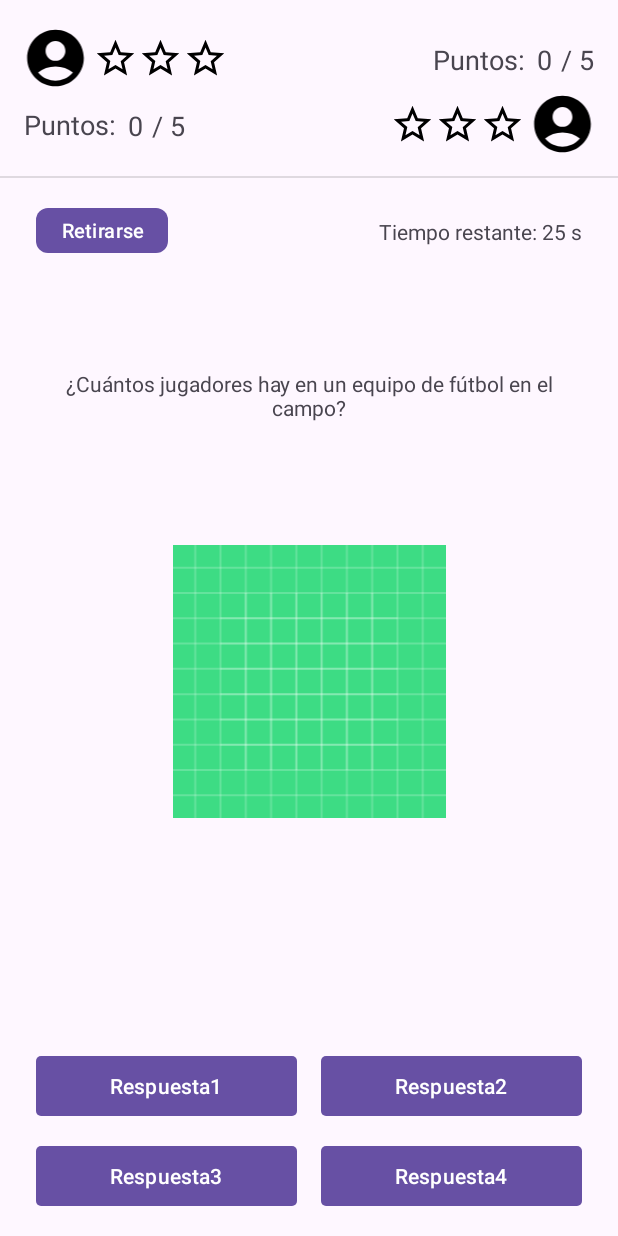
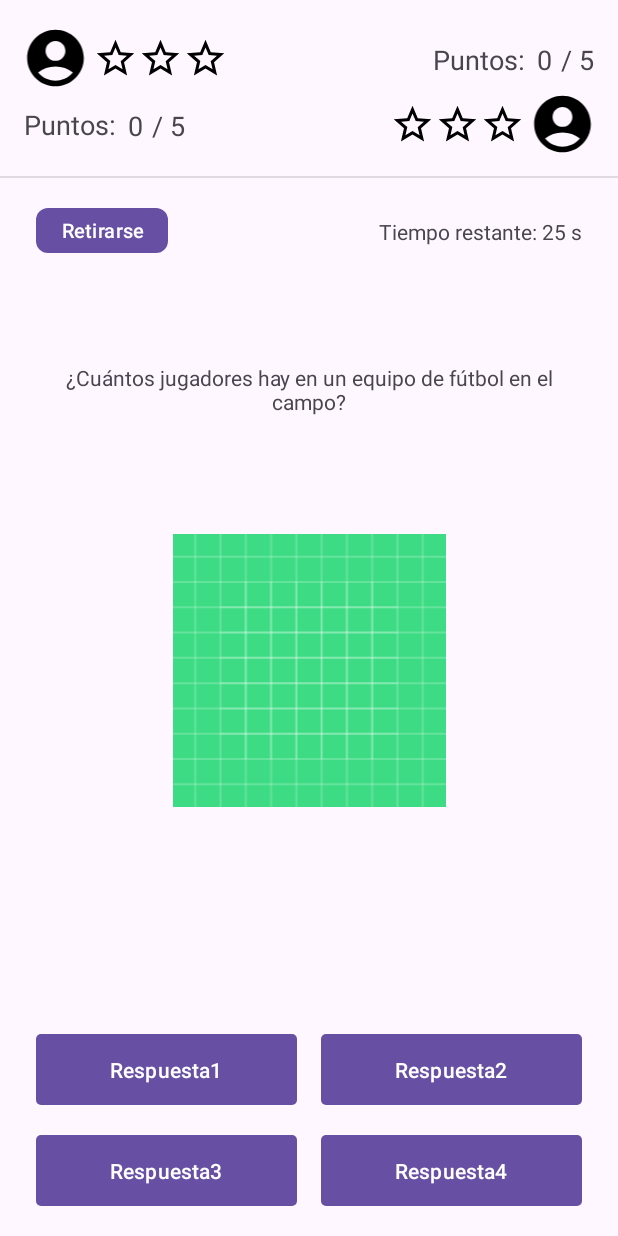
Before and after one commit to XoseManel2005/quizzbattlefe, an Android app: the QuestionActivity screen opened directly, with no data from a screen before it, on a phone screen of 412 x 824 dp. Run offline under Robolectric (Android 15) with nearby library versions, the phone set to English and light mode, and no system bars; pictures from the network do not load.

```diff
--- a/app/src/main/res/layout/activity_games.xml
+++ b/app/src/main/res/layout/activity_games.xml
@@ -24,7 +24,7 @@
         android:layout_height="0dp"
         android:layout_marginStart="24dp"
         android:layout_marginEnd="24dp"
-        android:layout_marginBottom="24dp"
+        android:layout_marginBottom="4dp"
         app:layout_constraintBottom_toTopOf="@id/imgNewGame"
         app:layout_constraintEnd_toEndOf="parent"
         app:layout_constraintStart_toStartOf="parent"
--- a/app/src/main/res/layout/activity_question.xml
+++ b/app/src/main/res/layout/activity_question.xml
@@ -238,11 +238,12 @@
     <Button
         android:id="@+id/btnAnswer1"
         android:layout_width="0dp"
-        android:layout_height="wrap_content"
+        android:layout_height="55dp"
         android:layout_marginStart="24dp"
         android:layout_marginEnd="8dp"
         android:layout_marginBottom="12dp"
         android:text="Respuesta1"
+        android:maxLines="2"
         app:cornerRadius="3dp"
         app:layout_constraintBottom_toTopOf="@+id/btnAnswer3"
         app:layout_constraintEnd_toStartOf="@+id/btnAnswer2"
@@ -251,11 +252,12 @@
     <Button
         android:id="@+id/btnAnswer2"
         android:layout_width="0dp"
-        android:layout_height="wrap_content"
+        android:layout_height="55dp"
         android:layout_marginStart="8dp"
         android:layout_marginEnd="24dp"
         android:layout_marginBottom="12dp"
         android:text="Respuesta2"
+        android:maxLines="2"
         app:cornerRadius="3dp"
         app:layout_constraintBottom_toTopOf="@+id/btnAnswer4"
         app:layout_constraintEnd_toEndOf="parent"
@@ -264,11 +266,12 @@
     <Button
         android:id="@+id/btnAnswer3"
         android:layout_width="0dp"
-        android:layout_height="wrap_content"
+        android:layout_height="55dp"
         android:layout_marginStart="24dp"
         android:layout_marginEnd="8dp"
         android:layout_marginBottom="16dp"
         android:text="Respuesta3"
+        android:maxLines="2"
         app:cornerRadius="3dp"
         app:layout_constraintBottom_toBottomOf="parent"
         app:layout_constraintEnd_toStartOf="@+id/btnAnswer4"
@@ -277,11 +280,12 @@
     <Button
         android:id="@+id/btnAnswer4"
         android:layout_width="0dp"
-        android:layout_height="wrap_content"
+        android:layout_height="55dp"
         android:layout_marginStart="8dp"
         android:layout_marginEnd="24dp"
         android:layout_marginBottom="16dp"
         android:text="Respuesta4"
+        android:maxLines="2"
         app:cornerRadius="3dp"
         app:layout_constraintBottom_toBottomOf="parent"
         app:layout_constraintEnd_toEndOf="parent"
```
Also changed, not shown: app/src/main/java/com/xose/quizzbattle/ui/QuestionActivity.kt (+76 -21 lines), 2 other files.
